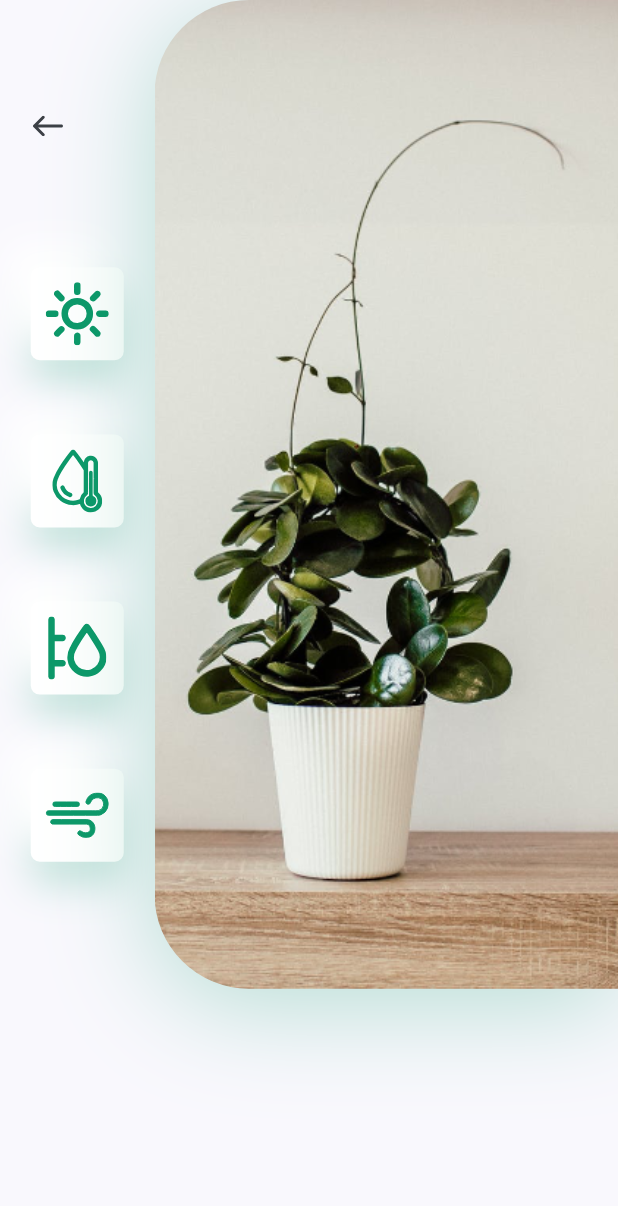
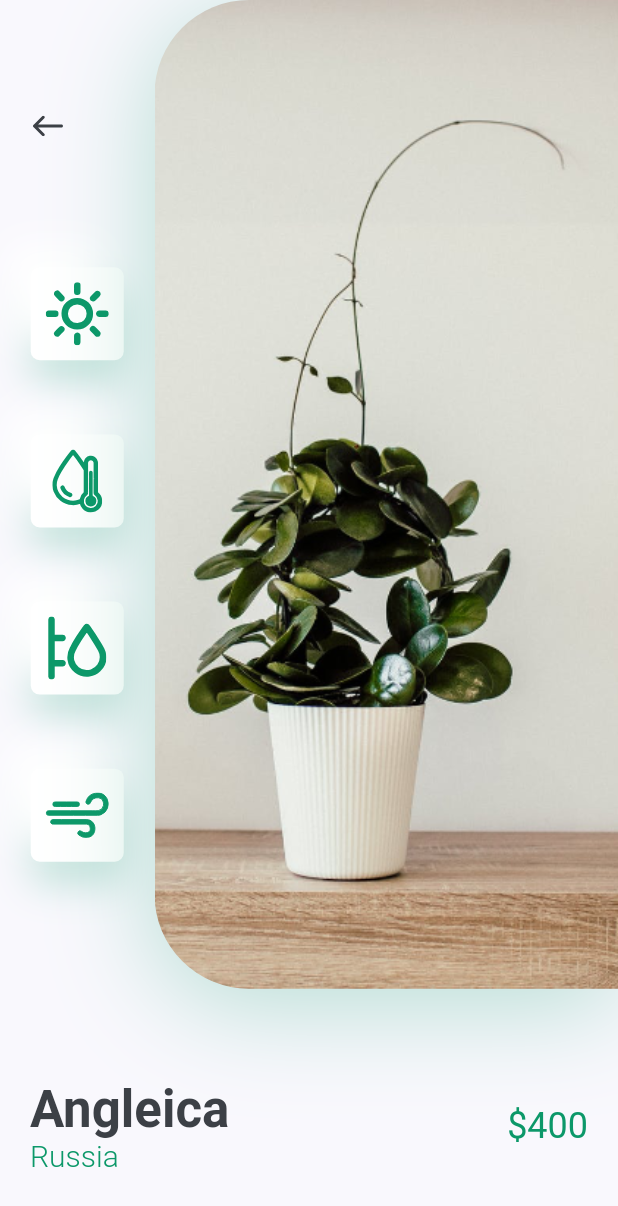
Before and after one commit to Kiet-Pham-Vo-Anh/Plant_App_UI, a Flutter app: the DetailsScreen screen opened directly, on a phone screen of 412 x 824 dp. Shown: the top 1206 px of the screen. Run offline on Flutter 3.47's test engine with Material 2 defaults, Android fonts, the phone set to English and light mode, and no system bars; our stand-ins replace flutter_svg.

Commit message:
Title and price

```diff
--- a/lib/details/components/body.dart
+++ b/lib/details/components/body.dart
@@ -4,6 +4,7 @@ import 'package:plant_app/constants.dart';
 
 import 'icon_card.dart';
 import 'image_and_icons.dart';
+import 'title_and_price.dart';
 
 class Body extends StatelessWidget {
   const Body({super.key});
@@ -15,6 +16,7 @@ class Body extends StatelessWidget {
       child: Column(
         children: <Widget>[
           ImageAndIcons(size: size),
+          TitleAndPrice(title: "Angleica", country: "Russia", price: 400),
         ],
       ),
     );
--- /dev/null
+++ b/lib/details/components/title_and_price.dart
@@ -0,0 +1,55 @@
+import 'package:flutter/material.dart';
+
+import '../../constants.dart';
+
+class TitleAndPrice extends StatelessWidget {
+  const TitleAndPrice({
+    Key? key,
+    required this.title,
+    required this.country,
+    required this.price,
+  }) : super(key: key);
+
+  final String title, country;
+  final int price;
+
+  @override
+  Widget build(BuildContext context) {
+    return Padding(
+      padding: const EdgeInsets.symmetric(horizontal: kDefaultPadding),
+      child: Row(
+        children: <Widget>[
+          RichText(
+            text: TextSpan(
+              children: [
+                TextSpan(
+                  text: "$title\n",
+                  style: Theme.of(context)
+                      .textTheme
+                      .headline4!
+                      .copyWith(color: kTextColor, fontWeight: FontWeight.bold),
+                ),
+                TextSpan(
+                  text: country,
+                  style: const TextStyle(
+                    fontSize: 20,
+                    fontWeight: FontWeight.w300,
+                    color: kPrimaryColor,
+                  ),
+                )
+              ],
+            ),
+          ),
+          const Spacer(),
+          Text(
+            "\$$price",
+            style: Theme.of(context)
+                .textTheme
+                .headline5!
+                .copyWith(color: kPrimaryColor),
+          ),
+        ],
+      ),
+    );
+  }
+}
```
